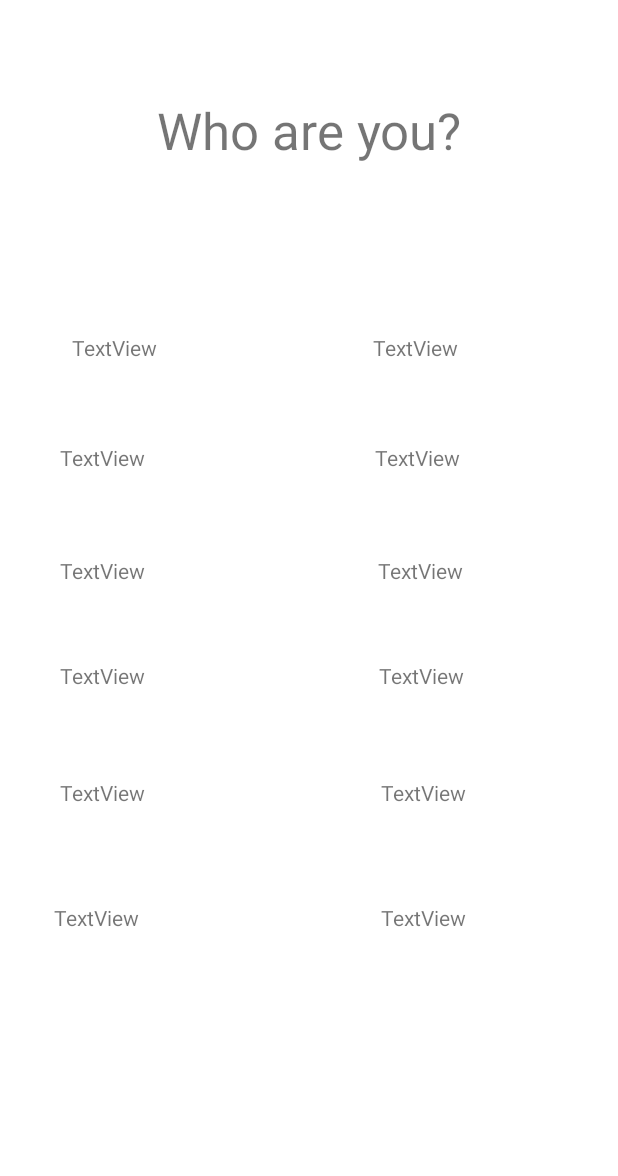
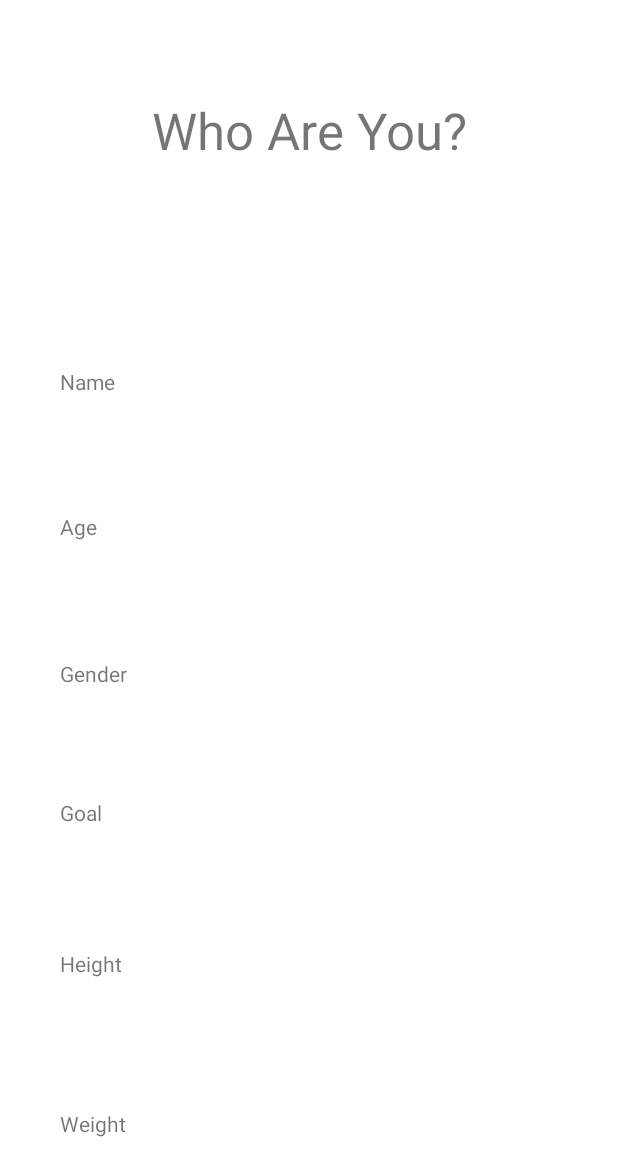
Before and after one commit to IT21060144/Super-Nerds, an Android app: the profile screen opened directly, with no data from a screen before it, on a phone screen of 412 x 824 dp. Shown: the top 1176 px of the screen. Run offline under Robolectric (Android 15) with nearby library versions, the phone set to English and light mode, and no system bars.

Commit message:
added a new interface called goal.xml

```diff
--- a/app/src/main/res/layout/profile.xml
+++ b/app/src/main/res/layout/profile.xml
@@ -7,11 +7,11 @@
     android:layout_height="match_parent">
 
     <TextView
-        android:id="@+id/textView3"
+        android:id="@+id/viewCaption"
         android:layout_width="231dp"
         android:layout_height="94dp"
         android:layout_marginTop="64dp"
-        android:text="Who are you?"
+        android:text="@string/caption"
         android:textAlignment="center"
         android:textSize="34sp"
         app:layout_constraintEnd_toEndOf="parent"
@@ -22,18 +22,18 @@
         android:id="@+id/lblName"
         android:layout_width="121dp"
         android:layout_height="41dp"
-        android:layout_marginStart="48dp"
+        android:layout_marginStart="40dp"
         android:layout_marginTop="64dp"
-        android:text="TextView"
+        android:text="@string/Name"
+        app:layout_constraintBottom_toTopOf="@+id/lblAge"
         app:layout_constraintStart_toStartOf="parent"
-        app:layout_constraintTop_toBottomOf="@+id/textView3" />
+        app:layout_constraintTop_toBottomOf="@+id/viewCaption" />
 
     <TextView
         android:id="@+id/viewName"
         android:layout_width="111dp"
         android:layout_height="41dp"
-        android:layout_marginEnd="52dp"
-        android:text="TextView"
+        android:layout_marginEnd="60dp"
         app:layout_constraintBaseline_toBaselineOf="@+id/lblName"
         app:layout_constraintEnd_toEndOf="parent" />
 
@@ -43,7 +43,8 @@
         android:layout_height="43dp"
         android:layout_marginStart="40dp"
         android:layout_marginTop="32dp"
-        android:text="TextView"
+        android:text="@string/Age"
+        app:layout_constraintBottom_toTopOf="@+id/lblGender"
         app:layout_constraintStart_toStartOf="parent"
         app:layout_constraintTop_toBottomOf="@+id/lblName" />
 
@@ -51,8 +52,7 @@
         android:id="@+id/viewAge"
         android:layout_width="110dp"
         android:layout_height="43dp"
-        android:layout_marginEnd="52dp"
-        android:text="TextView"
+        android:layout_marginEnd="60dp"
         app:layout_constraintBaseline_toBaselineOf="@+id/lblAge"
         app:layout_constraintEnd_toEndOf="parent" />
 
@@ -62,16 +62,16 @@
         android:layout_height="42dp"
         android:layout_marginStart="40dp"
         android:layout_marginTop="32dp"
-        android:text="TextView"
+        android:text="@string/Gender"
+        app:layout_constraintBottom_toTopOf="@+id/lblGoal"
         app:layout_constraintStart_toStartOf="parent"
         app:layout_constraintTop_toBottomOf="@+id/lblAge" />
 
     <TextView
         android:id="@+id/viewGender"
-        android:layout_width="104dp"
-        android:layout_height="40dp"
-        android:layout_marginEnd="56dp"
-        android:text="TextView"
+        android:layout_width="105dp"
+        android:layout_height="44dp"
+        android:layout_marginEnd="60dp"
         app:layout_constraintBaseline_toBaselineOf="@+id/lblGender"
         app:layout_constraintEnd_toEndOf="parent" />
 
@@ -81,16 +81,16 @@
         android:layout_height="42dp"
         android:layout_marginStart="40dp"
         android:layout_marginTop="28dp"
-        android:text="TextView"
+        android:text="@string/Goal"
+        app:layout_constraintBottom_toTopOf="@+id/lblHeight"
         app:layout_constraintStart_toStartOf="parent"
         app:layout_constraintTop_toBottomOf="@+id/lblGender" />
 
     <TextView
         android:id="@+id/textView6"
-        android:layout_width="107dp"
-        android:layout_height="40dp"
-        android:layout_marginEnd="52dp"
-        android:text="TextView"
+        android:layout_width="105dp"
+        android:layout_height="45dp"
+        android:layout_marginEnd="60dp"
         app:layout_constraintBaseline_toBaselineOf="@+id/lblGoal"
         app:layout_constraintEnd_toEndOf="parent" />
 
@@ -100,7 +100,8 @@
         android:layout_height="43dp"
         android:layout_marginStart="40dp"
         android:layout_marginTop="36dp"
-        android:text="TextView"
+        android:text="@string/Height"
+        app:layout_constraintBottom_toTopOf="@+id/lblWeight"
         app:layout_constraintStart_toStartOf="parent"
         app:layout_constraintTop_toBottomOf="@+id/lblGoal" />
 
@@ -108,28 +109,29 @@
         android:id="@+id/viewHeight"
         android:layout_width="110dp"
         android:layout_height="36dp"
-        android:layout_marginEnd="48dp"
-        android:text="TextView"
+        android:layout_marginEnd="60dp"
         app:layout_constraintBaseline_toBaselineOf="@+id/lblHeight"
         app:layout_constraintEnd_toEndOf="parent" />
 
     <TextView
         android:id="@+id/lblWeight"
-        android:layout_width="121dp"
-        android:layout_height="45dp"
-        android:layout_marginStart="36dp"
+        android:layout_width="126dp"
+        android:layout_height="46dp"
+        android:layout_marginStart="40dp"
         android:layout_marginTop="40dp"
-        android:text="TextView"
+        android:layout_marginBottom="16dp"
+        android:text="@string/Weight"
+        app:layout_constraintBottom_toBottomOf="parent"
         app:layout_constraintStart_toStartOf="parent"
         app:layout_constraintTop_toBottomOf="@+id/lblHeight" />
 
     <TextView
         android:id="@+id/viewWeight"
-        android:layout_width="110dp"
-        android:layout_height="48dp"
-        android:layout_marginEnd="48dp"
-        android:text="TextView"
-        app:layout_constraintBaseline_toBaselineOf="@+id/lblWeight"
+        android:layout_width="100dp"
+        android:layout_height="39dp"
+        android:layout_marginEnd="60dp"
+        android:layout_marginBottom="32dp"
+        app:layout_constraintBottom_toBottomOf="parent"
         app:layout_constraintEnd_toEndOf="parent" />
 
 </androidx.constraintlayout.widget.ConstraintLayout>
--- a/app/src/main/res/values/strings.xml
+++ b/app/src/main/res/values/strings.xml
@@ -15,4 +15,9 @@
     <string name="Height">Height</string>
     <string name="Weight">Weight</string>
     <string name="MyFood">MyFood</string>
+    <string name="caption">Who Are You?</string>
+    <string name="who">I am</string>
+    <string name="body">My body fat</string>
+    <string name="weight">Weight Goal</string>
+    <string name="wgd">Weight Goal : date</string>
 </resources>
```
Also changed, not shown: app/src/main/java/com/example/dietmanagement/MainActivity.java (+11 -1 lines), app/src/main/java/com/example/dietmanagement/goal.java (added, +14 -0 lines), app/src/main/res/layout/activity_main.xml (+9 -12 lines), app/src/main/res/layout/goal.xml (added, +130 -0 lines).
